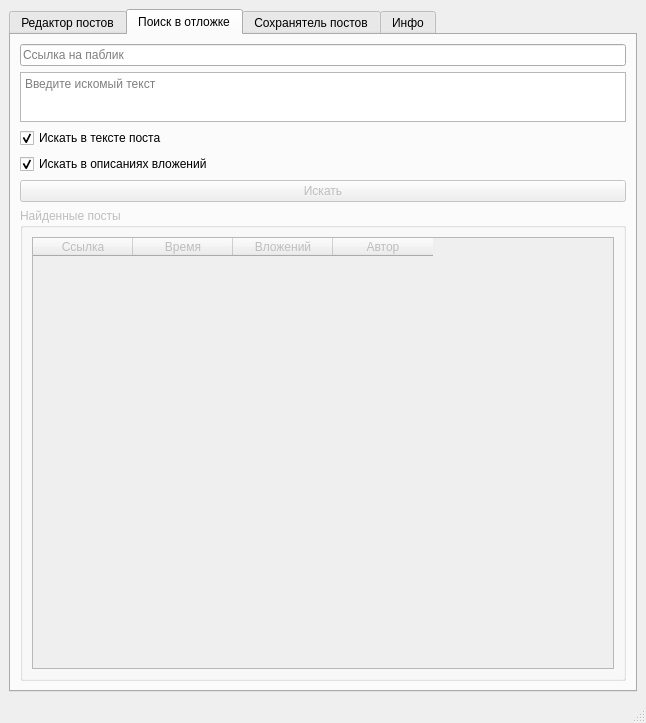
Above: design.ui from Atronar/VKStuff before the change. Below: the same form after it.
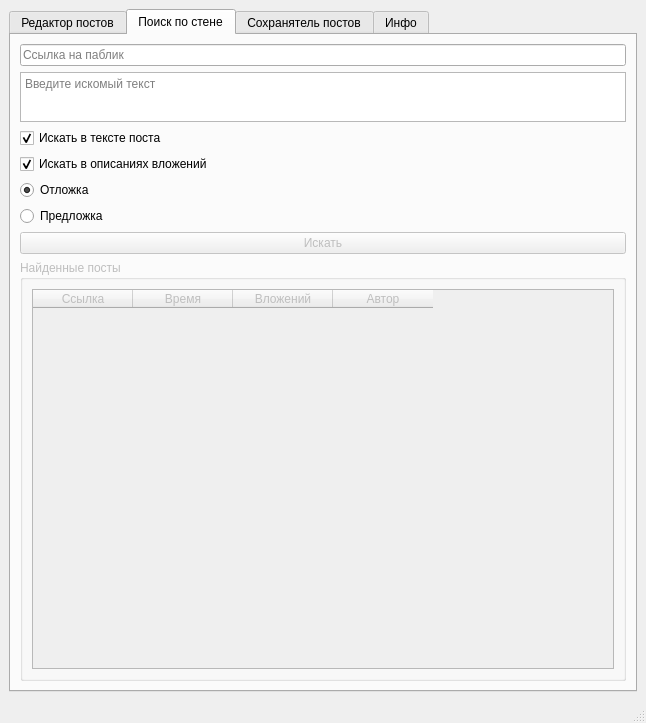
That is the form after the change. The open tabs and pages were chosen to show the change.

Commit message: Добавлен поиск по предложке

```diff
--- a/design.ui
+++ b/design.ui
@@ -343,7 +343,7 @@
       </widget>
       <widget class="QWidget" name="tab_vksearchpostponed">
        <attribute name="title">
-        <string>Поиск в отложке</string>
+        <string>Поиск по стене</string>
        </attribute>
        <layout class="QVBoxLayout" name="verticalLayout_5">
         <item>
@@ -413,6 +413,23 @@
           </property>
          </widget>
         </item>
+        <item>
+         <widget class="QRadioButton" name="vkspp_postponed_radioButton">
+          <property name="text">
+           <string>Отложка</string>
+          </property>
+          <property name="checked">
+           <bool>true</bool>
+          </property>
+         </widget>
+        </item>
+        <item>
+         <widget class="QRadioButton" name="vkspp_suggests_radioButton">
+          <property name="text">
+           <string>Предложка</string>
+          </property>
+         </widget>
+        </item>
         <item>
          <widget class="QPushButton" name="vkspp_pushButton">
           <property name="enabled">
```
The commit also changes 2 other files.
